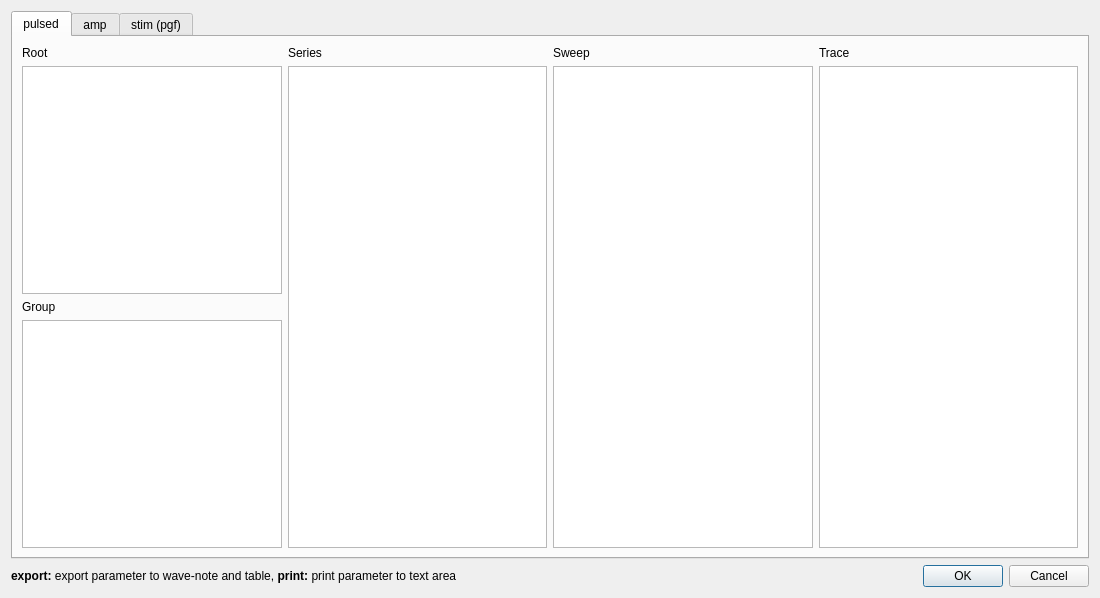
Before: the Qt Designer form QtPMbrowser/DlgSelectParameters.ui in ChrisHal/PMbrowser, drawn with Qt 5.
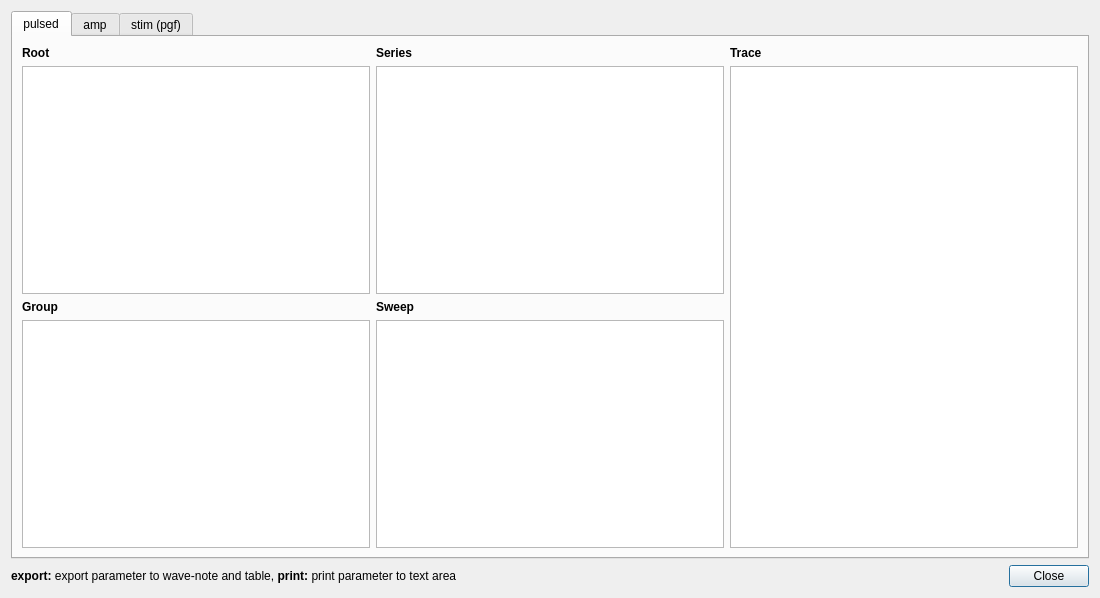
After: the same form once the commit is applied.

Commit message: make dialog nicer: re-arrange TableViews and make label texts bold

What changed in the file:
```diff
--- a/QtPMbrowser/DlgSelectParameters.ui
+++ b/QtPMbrowser/DlgSelectParameters.ui
@@ -27,7 +27,7 @@
       <enum>Qt::Orientation::Horizontal</enum>
      </property>
      <property name="standardButtons">
-      <set>QDialogButtonBox::StandardButton::Cancel|QDialogButtonBox::StandardButton::Ok</set>
+      <set>QDialogButtonBox::StandardButton::Close</set>
      </property>
     </widget>
    </item>
@@ -40,74 +40,89 @@
       <attribute name="title">
        <string>pulsed</string>
       </attribute>
-      <layout class="QGridLayout" name="gridLayout" columnstretch="0,0,0,0">
+      <layout class="QGridLayout" name="gridLayout">
+       <item row="0" column="0">
+        <widget class="QLabel" name="label">
+         <property name="text">
+          <string>&lt;html&gt;&lt;head/&gt;&lt;body&gt;&lt;p&gt;&lt;span style=&quot; font-weight:700;&quot;&gt;Root&lt;/span&gt;&lt;/p&gt;&lt;/body&gt;&lt;/html&gt;</string>
+         </property>
+        </widget>
+       </item>
+       <item row="0" column="1">
+        <widget class="QLabel" name="label_3">
+         <property name="text">
+          <string>&lt;html&gt;&lt;head/&gt;&lt;body&gt;&lt;p&gt;&lt;span style=&quot; font-weight:700;&quot;&gt;Series&lt;/span&gt;&lt;/p&gt;&lt;/body&gt;&lt;/html&gt;</string>
+         </property>
+        </widget>
+       </item>
        <item row="0" column="2">
-        <widget class="QLabel" name="label_4">
-         <property name="text">
-          <string>Sweep</string>
-         </property>
-        </widget>
-       </item>
-       <item row="0" column="3">
         <widget class="QLabel" name="label_6">
          <property name="text">
-          <string>Trace</string>
+          <string>&lt;html&gt;&lt;head/&gt;&lt;body&gt;&lt;p&gt;&lt;span style=&quot; font-weight:700;&quot;&gt;Trace&lt;/span&gt;&lt;/p&gt;&lt;/body&gt;&lt;/html&gt;</string>
          </property>
         </widget>
        </item>
+       <item row="1" column="0">
+        <widget class="QTableView" name="tableViewRoot">
+         <attribute name="horizontalHeaderVisible">
+          <bool>false</bool>
+         </attribute>
+         <attribute name="horizontalHeaderStretchLastSection">
+          <bool>false</bool>
+         </attribute>
+        </widget>
+       </item>
+       <item row="1" column="1">
+        <widget class="QTableView" name="tableViewSer">
+         <attribute name="horizontalHeaderVisible">
+          <bool>false</bool>
+         </attribute>
+         <attribute name="horizontalHeaderStretchLastSection">
+          <bool>false</bool>
+         </attribute>
+        </widget>
+       </item>
        <item row="2" column="0">
         <widget class="QLabel" name="label_2">
          <property name="text">
-          <string>Group</string>
+          <string>&lt;html&gt;&lt;head/&gt;&lt;body&gt;&lt;p&gt;&lt;span style=&quot; font-weight:700;&quot;&gt;Group&lt;/span&gt;&lt;/p&gt;&lt;/body&gt;&lt;/html&gt;</string>
          </property>
         </widget>
        </item>
-       <item row="0" column="1">
-        <widget class="QLabel" name="label_3">
+       <item row="2" column="1">
+        <widget class="QLabel" name="label_4">
          <property name="text">
-          <string>Series</string>
+          <string>&lt;html&gt;&lt;head/&gt;&lt;body&gt;&lt;p&gt;&lt;span style=&quot; font-weight:700;&quot;&gt;Sweep&lt;/span&gt;&lt;/p&gt;&lt;/body&gt;&lt;/html&gt;</string>
          </property>
         </widget>
        </item>
-       <item row="1" column="1" rowspan="3">
-        <widget class="QTableView" name="tableViewSer">
-         <attribute name="horizontalHeaderStretchLastSection">
-          <bool>true</bool>
-         </attribute>
-        </widget>
-       </item>
-       <item row="0" column="0">
-        <widget class="QLabel" name="label">
-         <property name="text">
-          <string>Root</string>
-         </property>
-        </widget>
-       </item>
-       <item row="1" column="3" rowspan="3">
-        <widget class="QTableView" name="tableViewTrace">
-         <attribute name="horizontalHeaderStretchLastSection">
-          <bool>true</bool>
-         </attribute>
-        </widget>
-       </item>
-       <item row="1" column="2" rowspan="3">
-        <widget class="QTableView" name="tableViewSwp">
-         <attribute name="horizontalHeaderStretchLastSection">
-          <bool>true</bool>
-         </attribute>
-        </widget>
-       </item>
        <item row="3" column="0">
         <widget class="QTableView" name="tableViewGrp">
+         <attribute name="horizontalHeaderVisible">
+          <bool>false</bool>
+         </attribute>
          <attribute name="horizontalHeaderStretchLastSection">
-          <bool>true</bool>
+          <bool>false</bool>
          </attribute>
         </widget>
        </item>
-       <item row="1" column="0">
-        <widget class="QTableView" name="tableViewRoot">
+       <item row="3" column="1">
+        <widget class="QTableView" name="tableViewSwp">
+         <attribute name="horizontalHeaderVisible">
+          <bool>false</bool>
+         </attribute>
          <attribute name="horizontalHeaderStretchLastSection">
-          <bool>true</bool>
+          <bool>false</bool>
+         </attribute>
+        </widget>
+       </item>
+       <item row="1" column="2" rowspan="3">
+        <widget class="QTableView" name="tableViewTrace">
+         <attribute name="horizontalHeaderVisible">
+          <bool>false</bool>
+         </attribute>
+         <attribute name="horizontalHeaderStretchLastSection">
+          <bool>false</bool>
          </attribute>
         </widget>
        </item>
```
Left out of the diff: 52 changed lines with no effect on the pictures. The commit also changes 1 other file.
